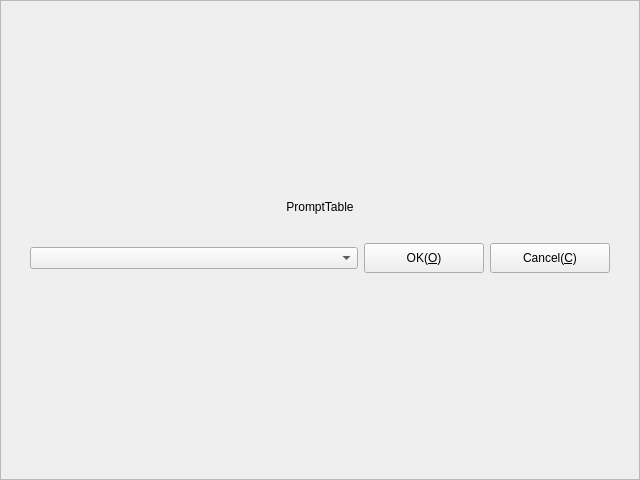
This is Widgets/FrmVideo/FrmVideo.ui in KangLin/RabbitIm as Qt 5 draws it before an edit. The edited form follows.
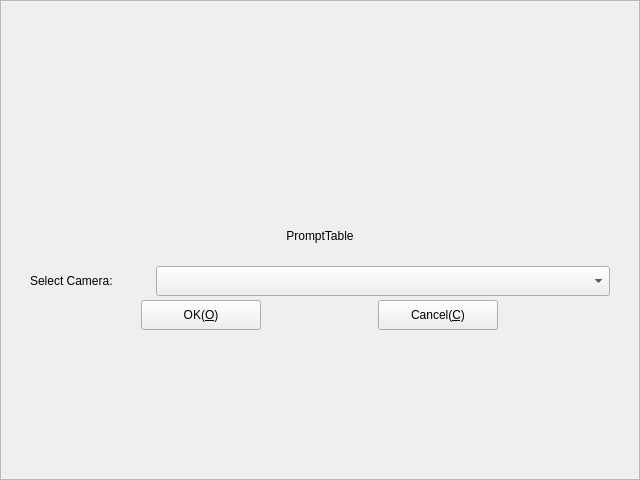
This is the edited form. Icons and pictures are not drawn.

Diff of the .ui file:
```diff
--- a/Widgets/FrmVideo/FrmVideo.ui
+++ b/Widgets/FrmVideo/FrmVideo.ui
@@ -23,7 +23,7 @@
   <property name="frameShadow">
    <enum>QFrame::Raised</enum>
   </property>
-  <layout class="QGridLayout" name="gridLayout_3">
+  <layout class="QGridLayout" name="gridLayout_4">
    <item row="0" column="0">
     <widget class="QWidget" name="wdgInfo" native="true">
      <property name="sizePolicy">
@@ -35,19 +35,57 @@
      <property name="minimumSize">
       <size>
        <width>0</width>
-       <height>120</height>
+       <height>200</height>
       </size>
      </property>
      <property name="maximumSize">
       <size>
        <width>16777215</width>
-       <height>120</height>
+       <height>200</height>
       </size>
      </property>
+     <layout class="QGridLayout" name="gridLayout_3">
+      <item row="0" column="0">
+       <widget class="QWidget" name="widget" native="true">
      <layout class="QGridLayout" name="gridLayout_2">
       <item row="0" column="0">
-       <layout class="QVBoxLayout" name="verticalLayout">
-        <item>
+          <widget class="QLabel" name="lbAvator">
+           <property name="sizePolicy">
+            <sizepolicy hsizetype="Fixed" vsizetype="Fixed">
+             <horstretch>0</horstretch>
+             <verstretch>0</verstretch>
+            </sizepolicy>
+           </property>
+           <property name="minimumSize">
+            <size>
+             <width>48</width>
+             <height>48</height>
+            </size>
+           </property>
+           <property name="maximumSize">
+            <size>
+             <width>48</width>
+             <height>48</height>
+            </size>
+           </property>
+           <property name="text">
+            <string/>
+           </property>
+           <property name="pixmap">
+            <pixmap resource="../../Resource/Resource.qrc">:/icon/AppIcon</pixmap>
+           </property>
+           <property name="scaledContents">
+            <bool>true</bool>
+           </property>
+           <property name="alignment">
+            <set>Qt::AlignCenter</set>
+           </property>
+          </widget>
+         </item>
+        </layout>
+       </widget>
+      </item>
+      <item row="1" column="0">
          <widget class="QLabel" name="lbPrompt">
           <property name="sizePolicy">
            <sizepolicy hsizetype="Preferred" vsizetype="Fixed">
@@ -75,7 +113,7 @@
           </property>
          </widget>
         </item>
-        <item>
+      <item row="2" column="0">
          <widget class="QWidget" name="ToolBar" native="true">
           <property name="sizePolicy">
            <sizepolicy hsizetype="Preferred" vsizetype="Fixed">
@@ -86,25 +124,59 @@
           <property name="minimumSize">
            <size>
             <width>335</width>
-            <height>60</height>
+          <height>80</height>
            </size>
           </property>
           <property name="maximumSize">
            <size>
-            <width>100000</width>
-            <height>60</height>
+          <width>16777215</width>
+          <height>16777215</height>
            </size>
           </property>
           <layout class="QGridLayout" name="gridLayout">
            <item row="0" column="0">
-            <layout class="QHBoxLayout" name="horizontalLayout">
-             <item>
+          <widget class="QLabel" name="label">
+           <property name="sizePolicy">
+            <sizepolicy hsizetype="Minimum" vsizetype="Fixed">
+             <horstretch>0</horstretch>
+             <verstretch>0</verstretch>
+            </sizepolicy>
+           </property>
+           <property name="minimumSize">
+            <size>
+             <width>90</width>
+             <height>30</height>
+            </size>
+           </property>
+           <property name="maximumSize">
+            <size>
+             <width>120</width>
+             <height>16777215</height>
+            </size>
+           </property>
+           <property name="text">
+            <string>Select Camera:</string>
+           </property>
+           <property name="wordWrap">
+            <bool>true</bool>
+           </property>
+          </widget>
+         </item>
+         <item row="0" column="1">
               <widget class="QComboBox" name="cmbCamera">
+           <property name="minimumSize">
+            <size>
+             <width>200</width>
+             <height>30</height>
+            </size>
+           </property>
                <property name="toolTip">
                 <string>Select Camera</string>
                </property>
               </widget>
              </item>
+         <item row="1" column="0" colspan="2">
+          <layout class="QHBoxLayout" name="horizontalLayout">
              <item>
               <widget class="QPushButton" name="pbOK">
                <property name="sizePolicy">
@@ -159,8 +231,6 @@
            </item>
           </layout>
          </widget>
-        </item>
-       </layout>
       </item>
      </layout>
     </widget>
```
Lines whose indentation alone changed are shown as unchanged.
